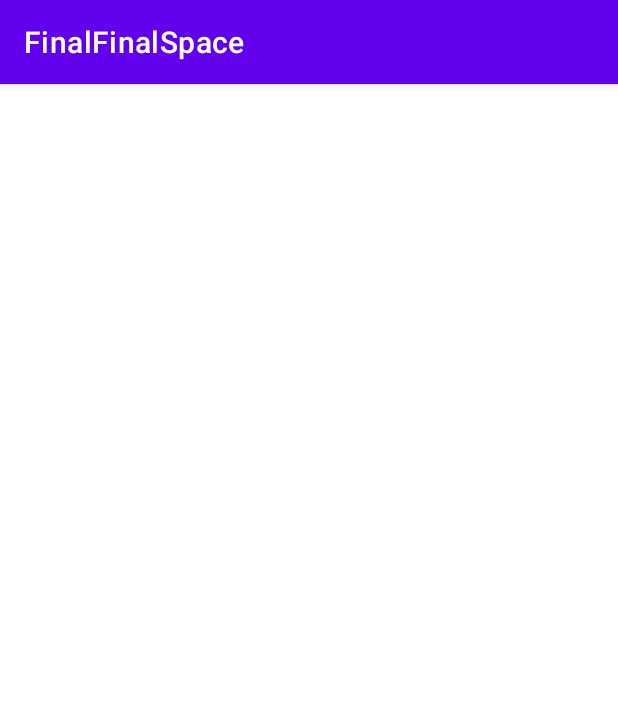
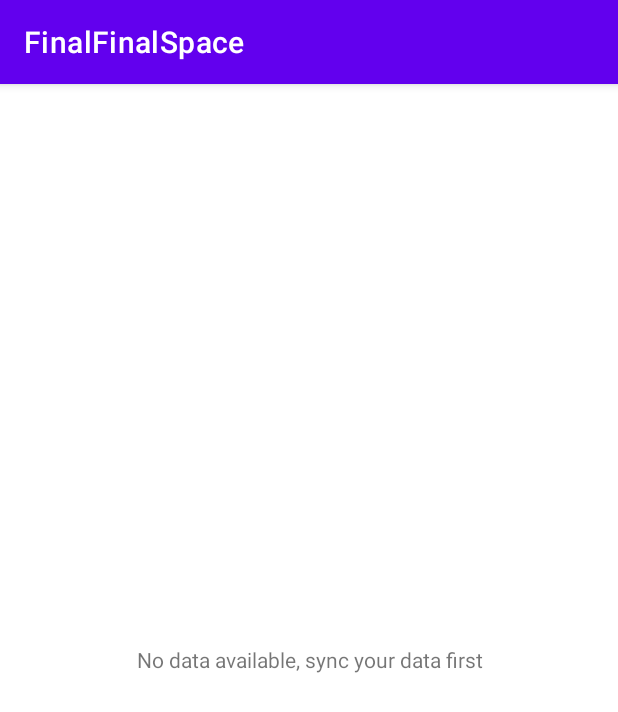
Before and after one commit to borisengler/FinalSpaceApp, an Android app: the screen it shows after launch (MainActivity), after a tap on "EPISODES", on a phone screen of 412 x 824 dp. Shown: the top 712 px of the screen. Run offline under Robolectric (Android 15) with nearby library versions, the phone set to English and light mode, and no system bars; our stand-ins replace Room's generated code.

Commit message:
episodes added- without img

```diff
--- a/app/src/main/java/com/example/finalfinalspace/datamanagment/episodes/EpisodesDAO.kt
+++ b/app/src/main/java/com/example/finalfinalspace/datamanagment/episodes/EpisodesDAO.kt
@@ -4,6 +4,7 @@ import androidx.room.Dao
 import androidx.room.Insert
 import androidx.room.OnConflictStrategy
 import androidx.room.Query
+import com.example.finalfinalspace.datamanagment.quotes.QuotesInfo
 import kotlinx.coroutines.flow.Flow
 
 @Dao
@@ -12,9 +13,12 @@ interface EpisodesDAO {
     @Insert(onConflict = OnConflictStrategy.IGNORE)
     suspend fun insert(item: EpisodesInfo)
 
+    @Insert(onConflict = OnConflictStrategy.REPLACE)
+    fun insertAll(episodes : List<EpisodesInfo>) : List<Long>
+
     @Query("SELECT * from episodes WHERE id = :id")
-    fun getEpisode(id: Int): Flow<EpisodesInfo>
+    fun getEpisode(id: Int): EpisodesInfo
 
     @Query("SELECT * from episodes ORDER BY id ASC")
-    fun getAllEpisodes(): Flow<List<EpisodesInfo>>
+    fun getAllEpisodes(): List<EpisodesInfo>
 }
--- a/app/src/main/java/com/example/finalfinalspace/datamanagment/episodes/EpisodesInfo.kt
+++ b/app/src/main/java/com/example/finalfinalspace/datamanagment/episodes/EpisodesInfo.kt
@@ -19,6 +19,4 @@ data class EpisodesInfo(
     val writer: String,
     @ColumnInfo(name = "img_url")
     @Json(name = "img_url") val imageUrl: String,
-//    @ColumnInfo(typeAffinity = ColumnInfo.BLOB)
-//    val image: Bitmap
 )
--- a/app/src/main/java/com/example/finalfinalspace/datamanagment/episodes/EpisodesRoomDatabase.kt
+++ b/app/src/main/java/com/example/finalfinalspace/datamanagment/episodes/EpisodesRoomDatabase.kt
@@ -17,6 +17,7 @@ abstract class EpisodesRoomDatabase : RoomDatabase() {
                     EpisodesRoomDatabase::class.java,
                     "episodes")
                     .fallbackToDestructiveMigration()
+                    .allowMainThreadQueries()
                     .build()
                 INSTANCE = instance
                 // return instance
--- a/app/src/main/java/com/example/finalfinalspace/datamanagment/episodes/EpisodesViewModel.kt
+++ b/app/src/main/java/com/example/finalfinalspace/datamanagment/episodes/EpisodesViewModel.kt
@@ -4,20 +4,21 @@ import androidx.lifecycle.*
 
 class EpisodesViewModel(private val episodesDao: EpisodesDAO) : ViewModel()  {
 
-    val allItems: LiveData<List<EpisodesInfo>> = episodesDao.getAllEpisodes().asLiveData()
+    lateinit var allItems: List<EpisodesInfo>
 
     /**
      * Retrieve an item from the repository.
      */
-    fun retrieveEpisode(id: Int): LiveData<EpisodesInfo> {
-        return episodesDao.getEpisode(id).asLiveData()
+    fun retrieveEpisode(id: Int): EpisodesInfo {
+        return episodesDao.getEpisode(id)
     }
 
     /**
      * Retrieve an item from the repository.
      */
-    fun retrieveAllEpisodes(): LiveData<List<EpisodesInfo>> {
-        return episodesDao.getAllEpisodes().asLiveData()
+    fun retrieveAllEpisodes(): List<EpisodesInfo> {
+        allItems = episodesDao.getAllEpisodes()
+        return episodesDao.getAllEpisodes()
     }
 
 }
--- a/app/src/main/java/com/example/finalfinalspace/fragments/EpisodesFragment.kt
+++ b/app/src/main/java/com/example/finalfinalspace/fragments/EpisodesFragment.kt
@@ -1,6 +1,56 @@
 package com.example.finalfinalspace.fragments
 
+import android.content.Context
+import android.os.Bundle
+import android.view.LayoutInflater
+import android.view.View
+import android.view.ViewGroup
+import android.widget.TextView
 import androidx.fragment.app.Fragment
+import androidx.recyclerview.widget.LinearLayoutManager
+import androidx.recyclerview.widget.RecyclerView
+import com.example.finalfinalspace.R
+import com.example.finalfinalspace.datamanagment.episodes.EpisodesInfo
+import com.example.finalfinalspace.datamanagment.episodes.EpisodesRoomDatabase
+import com.example.finalfinalspace.datamanagment.episodes.EpisodesViewModel
+import com.example.finalfinalspace.datamanagment.episodes.EpisodesViewModelFactory
+import com.example.finalfinalspace.fragments.adapters.EpisodesRWAdapter
 
 class EpisodesFragment : Fragment() {
+
+    lateinit var ctx: Context
+    lateinit var episodesData: List<EpisodesInfo>
+
+    override fun onCreateView(
+        inflater: LayoutInflater, container: ViewGroup?,
+        savedInstanceState: Bundle?
+    ): View? {
+        if (container != null) {
+            ctx = container.getContext()
+        };
+        // Get episodes data
+        val database = EpisodesRoomDatabase.getDatabase(ctx)
+        val episodesDao = database.episodeDao()
+        episodesData = EpisodesViewModelFactory(episodesDao).create(EpisodesViewModel::class.java).retrieveAllEpisodes()
+
+        // set the recyclerview
+        val view: View = inflater.inflate(R.layout.fragment_episodes, container, false)
+        val recyclerView: RecyclerView = view.findViewById(R.id.episodes)
+        val emptyView: TextView = view.findViewById(R.id.empty_quotes)
+        recyclerView.layoutManager = LinearLayoutManager(ctx)
+        recyclerView.adapter = EpisodesRWAdapter(ctx, episodesData)
+
+        // set visibility of views
+        if (episodesData.isEmpty()) {
+            recyclerView.setVisibility(View.GONE);
+            emptyView.setVisibility(View.VISIBLE);
+        }
+        else {
+            recyclerView.setVisibility(View.VISIBLE);
+            emptyView.setVisibility(View.GONE);
+        }
+        return view
+    }
+
+
 }
--- a/app/src/main/java/com/example/finalfinalspace/fragments/QuotesFragment.kt
+++ b/app/src/main/java/com/example/finalfinalspace/fragments/QuotesFragment.kt
@@ -8,7 +8,6 @@ import android.view.View
 import android.view.ViewGroup
 import android.widget.TextView
 import androidx.fragment.app.Fragment
-import androidx.navigation.NavController
 import androidx.recyclerview.widget.LinearLayoutManager
 import androidx.recyclerview.widget.RecyclerView
 import com.example.finalfinalspace.R
--- a/app/src/main/java/com/example/finalfinalspace/workers/SyncDataWorker.kt
+++ b/app/src/main/java/com/example/finalfinalspace/workers/SyncDataWorker.kt
@@ -24,16 +24,14 @@ class SyncDataWorker(ctx: Context, params: WorkerParameters) : CoroutineWorker(c
         val database = EpisodesRoomDatabase.getDatabase(context)
         val episodesDao = database.episodeDao()
         val episodes = FinalSpaceAPIObject.retrofitService.getEpisodes()
-        for (item in episodes) {
-            episodesDao.insert(item)
-        }
+        episodesDao.insertAll(episodes)
     }
 
     private suspend fun getQuotes() {
         val database = QuotesRoomDatabase.getDatabase(context)
         val quotesDao = database.quotesDao()
         val quotes = FinalSpaceAPIObject.retrofitService.getQuotes()
-        val idk = quotesDao.insertAll(quotes)
+        quotesDao.insertAll(quotes)
     }
 
 }
--- a/app/src/main/res/layout/fragment_episodes.xml
+++ b/app/src/main/res/layout/fragment_episodes.xml
@@ -23,6 +23,22 @@
             app:layout_constraintStart_toStartOf="parent"
             app:layout_constraintTop_toTopOf="parent"/>
 
+        <TextView
+            android:id="@+id/empty_quotes"
+            android:layout_width="0dp"
+            android:layout_height="0dp"
+            android:layout_marginStart="16dp"
+            android:layout_marginTop="16dp"
+            android:layout_marginEnd="16dp"
+            android:layout_marginBottom="16dp"
+            android:gravity="center"
+            android:text="No data available, sync your data first"
+            android:visibility="gone"
+            app:layout_constraintBottom_toBottomOf="parent"
+            app:layout_constraintEnd_toEndOf="parent"
+            app:layout_constraintStart_toStartOf="parent"
+            app:layout_constraintTop_toTopOf="parent"
+            app:layout_constraintVertical_bias="0.5" />
 
     </androidx.constraintlayout.widget.ConstraintLayout>
 
```
Also changed, not shown: app/src/main/java/com/example/finalfinalspace/fragments/adapters/EpisodesRWAdapter.kt (added, +50 -0 lines), app/src/main/res/layout/episode_cardview.xml (added, +56 -0 lines).
